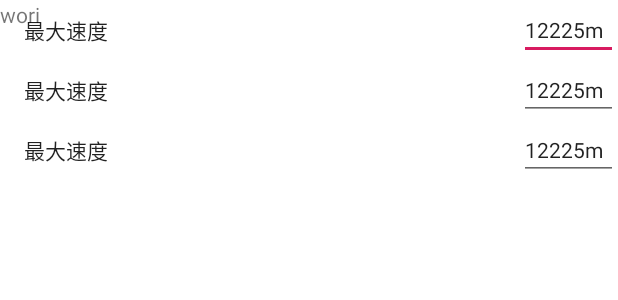
After one commit to hawuwu163/CyberScissorLiftApp, an Android app: the layout my_fragment.xml on its own in the app's theme, with its tools: preview values and no code run, on a phone screen of 412 x 824 dp. The commit adds this screen. Shown: the top 300 px of the screen. Run offline under Robolectric (Android 15) with nearby library versions, the phone set to English and light mode, and no system bars.

Commit message:
增加了由主界面跳转到单个设置栏的MVP 增加了retrofit做网络请求

```diff
--- a/app/src/main/java/com/cyber/ScissorLiftApp/module/base/BaseFragment.java
+++ b/app/src/main/java/com/cyber/ScissorLiftApp/module/base/BaseFragment.java
@@ -68,7 +68,7 @@ public abstract class BaseFragment<T extends IBasePresenter> extends Fragment im
     }
 
     /**
-     * 绑定生命周期
+     * 绑定生命周期 参数设置
      */
     @Override
     public <X> AutoDisposeConverter<X> bindAutoDispose() {
--- a/app/src/main/res/layout/main_activity.xml
+++ b/app/src/main/res/layout/main_activity.xml
@@ -67,8 +67,7 @@
 
         <include layout="@layout/main_view" />
 
-
-
+        <!--<include layout="@layout/my_fragment" />-->
 
     </android.support.design.widget.CoordinatorLayout>
     <android.support.design.widget.NavigationView
--- /dev/null
+++ b/app/src/main/res/layout/my_fragment.xml
@@ -0,0 +1,32 @@
+<?xml version="1.0" encoding="utf-8"?>
+<FrameLayout xmlns:android="http://schemas.android.com/apk/res/android"
+    xmlns:app="http://schemas.android.com/apk/res-auto"
+    xmlns:tools="http://schemas.android.com/tools"
+    android:layout_width="match_parent"
+    android:layout_height="match_parent"
+    android:background="@android:color/white"
+    app:layout_behavior="@string/appbar_scrolling_view_behavior"
+    tools:layout="@layout/my_item_list_option">
+    <TextView
+        android:layout_width="match_parent"
+        android:layout_height="wrap_content"
+        android:text="wori"
+        />
+    <android.support.v4.widget.SwipeRefreshLayout
+        android:id="@+id/refresh_layout"
+        android:layout_width="match_parent"
+        android:layout_height="match_parent">
+        <android.support.v7.widget.RecyclerView xmlns:app="http://schemas.android.com/apk/res-auto"
+            xmlns:tools="http://schemas.android.com/tools"
+            android:id="@+id/my_rv"
+            android:layout_width="match_parent"
+            android:layout_height="wrap_content"
+            android:fadeScrollbars="true"
+            android:scrollbarFadeDuration="1"
+            android:scrollbars="vertical"
+            app:layoutManager="android.support.v7.widget.LinearLayoutManager"
+            tools:listitem="@layout/my_item_list_option" />
+
+    </android.support.v4.widget.SwipeRefreshLayout>
+
+</FrameLayout>
--- /dev/null
+++ b/app/src/main/res/layout/my_item_list_option.xml
@@ -0,0 +1,31 @@
+<?xml version="1.0" encoding="utf-8"?>
+
+<LinearLayout
+    xmlns:android="http://schemas.android.com/apk/res/android"
+    android:layout_height="wrap_content"
+    android:layout_width="wrap_content"
+    android:gravity="center"
+    android:orientation="vertical"
+    android:id="@+id/my_item_list_detail"
+    >
+    <RelativeLayout
+        android:layout_width="match_parent"
+        android:layout_height="40dp"
+        >
+
+        <android.support.v7.widget.AppCompatTextView
+            android:id="@+id/my_text1"
+            style="@style/AppTheme.TextView"
+            android:text="最大速度" />
+
+
+        <android.support.v7.widget.AppCompatEditText
+            android:id="@+id/my_text2"
+            style="@style/AppTheme.Switch"
+            android:text="12225m"
+            android:editable="false"
+             />
+    </RelativeLayout>
+
+
+</LinearLayout>
--- a/build.gradle
+++ b/build.gradle
@@ -19,6 +19,7 @@ allprojects {
     repositories {
         google()
         jcenter()
+        maven { url "https://jitpack.io" }
     }
 }
 
```
Also changed, not shown: app/build.gradle (+12 -1 lines), app/src/main/AndroidManifest.xml (+10 -5 lines), app/src/main/java/com/cyber/ScissorLiftApp/Main2Activity.java (added, +132 -0 lines), app/src/main/java/com/cyber/ScissorLiftApp/MainActivity.java (+18 -17 lines), app/src/main/java/com/cyber/ScissorLiftApp/util/Constant.java (added, +12 -0 lines), app/src/main/java/com/cyber/ScissorLiftApp/util/RetrofitFactory.java (added, +105 -0 lines), app/src/main/res/layout/main2_activity.xml (added, +9 -0 lines), app/src/main/res/layout/my_item_list_option2.xml (added, +28 -0 lines).
